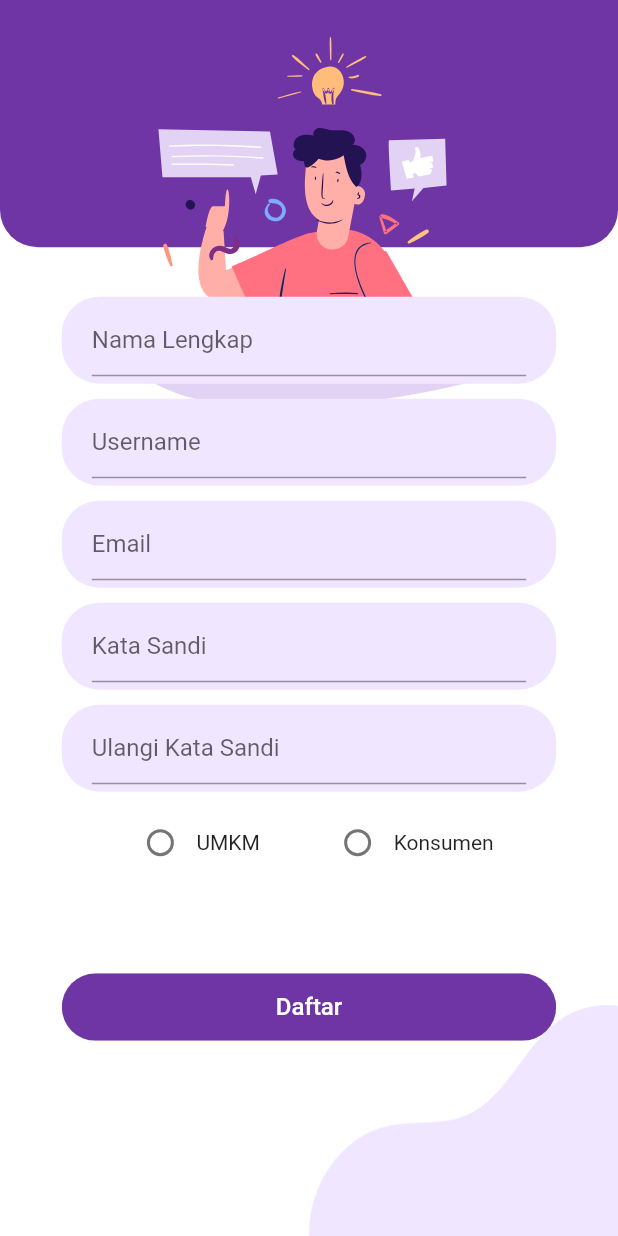
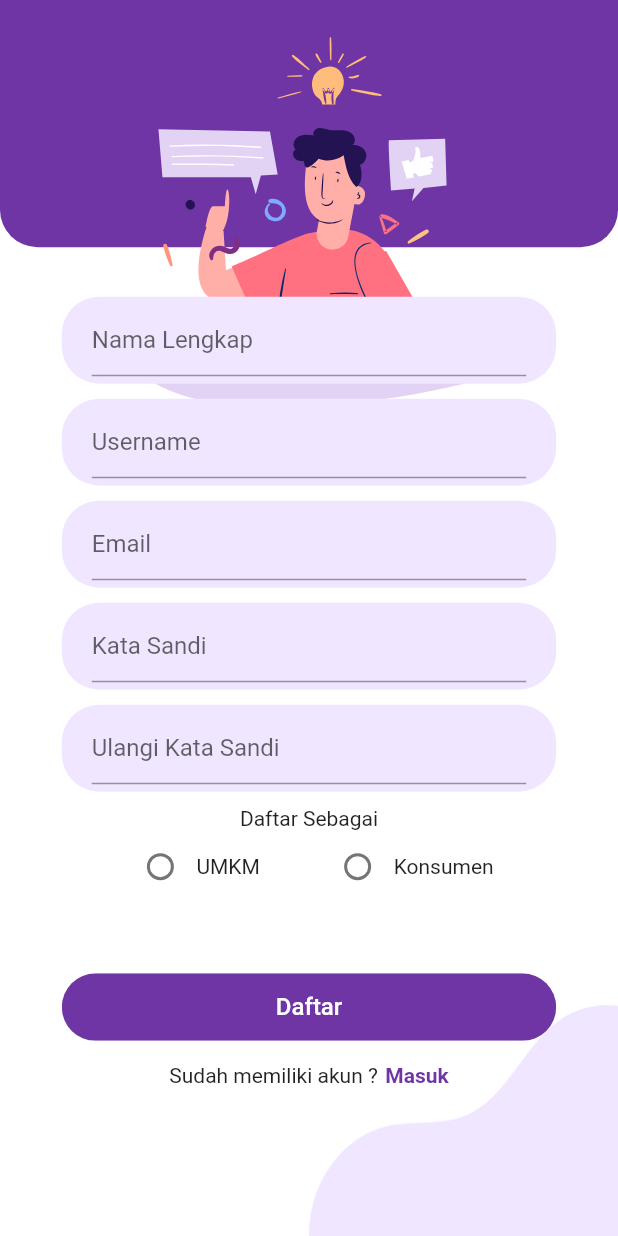
Before and after one commit to rezaikhlasul/tugas-aspk, a Flutter app: the SignUpScreen screen opened directly, on a phone screen of 412 x 824 dp. Run offline on Flutter 3.47's test engine with Material 2 defaults, Android fonts, the phone set to English and light mode, and no system bars; our stand-ins replace flutter_svg.

Commit message:
signup view WIP

```diff
--- a/lib/Screens/SignUp/components/body.dart
+++ b/lib/Screens/SignUp/components/body.dart
@@ -1,3 +1,4 @@
+import 'package:bits/Screens/Login/login_screen.dart';
 import 'package:bits/Screens/SignUp/components/background.dart';
 import 'package:bits/Screens/SignUp/components/dropdown_role.dart';
 import 'package:bits/components/buttons/auth/button_auth.dart';
@@ -60,8 +61,13 @@ class Body extends StatelessWidget {
                                 InputDecoration(hintText: "Ulangi Kata Sandi"),
                           ),
                         ),
-                        Container(
-                          child: DropdownRole(), //pilihan role
+                        Column(
+                          children: <Widget>[
+                            Text("Daftar Sebagai"),
+                            Container(
+                              child: DropdownRole(), //pilihan role
+                            ),
+                          ],
                         )
                       ],
                     ),
@@ -76,6 +82,39 @@ class Body extends StatelessWidget {
                           press: () {},
                           color: kPrimaryColor,
                           textColor: Colors.white,
+                        ),
+                        Container(
+                          margin: EdgeInsets.only(top: 5),
+                          child: Row(
+                            mainAxisAlignment: MainAxisAlignment.center,
+                            children: <Widget>[
+                              Text(
+                                "Sudah memiliki akun ?",
+                                style: TextStyle(color: Colors.black87),
+                              ),
+                              SizedBox(
+                                width: 5,
+                              ),
+                              GestureDetector(
+                                onTap: () {
+                                  Navigator.push(
+                                    context,
+                                    MaterialPageRoute(
+                                      builder: (context) {
+                                        return LoginScreen();
+                                      },
+                                    ),
+                                  );
+                                },
+                                child: Text(
+                                  "Masuk",
+                                  style: TextStyle(
+                                      fontWeight: FontWeight.bold,
+                                      color: kPrimaryColor),
+                                ),
+                              ),
+                            ],
+                          ),
                         )
                       ],
                     ),
```
